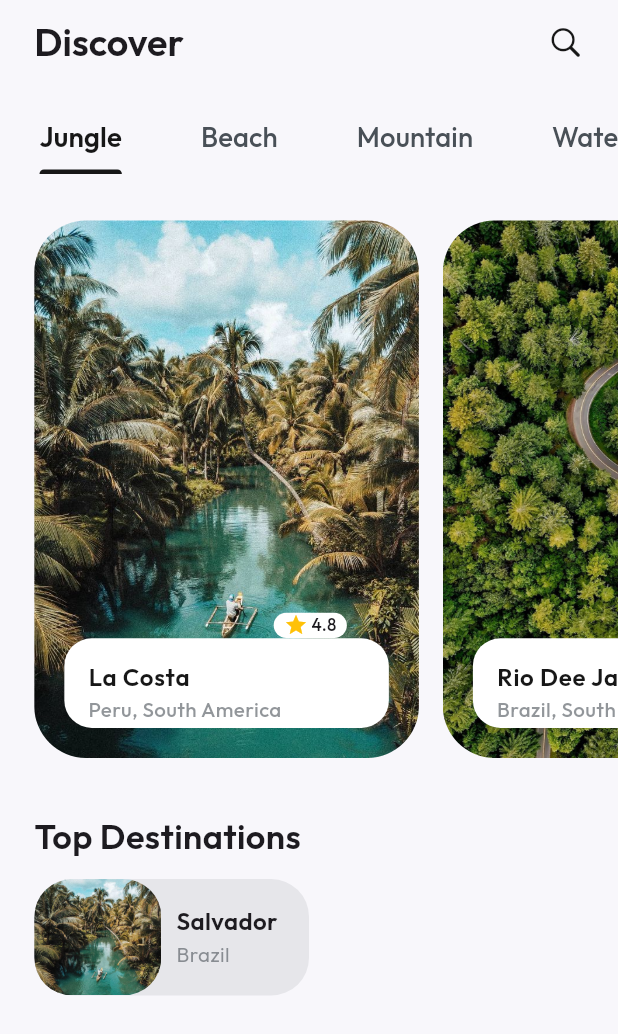
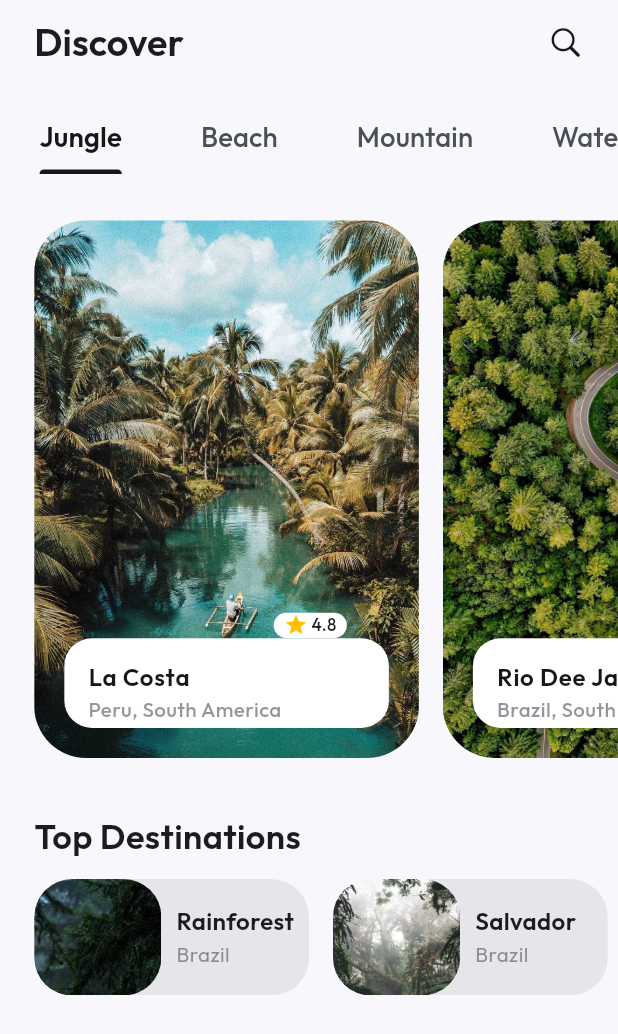
Before and after one commit to ShahzainAhmed/TravelLens, a Flutter app: the screen it shows after launch, after a tap on "Go", on a phone screen of 412 x 824 dp. Shown: the top 1034 px of the screen. Run offline on Flutter 3.47's test engine with Material 3 defaults, Android fonts, the phone set to English and light mode, and no system bars; our stand-ins replace animate_do, bounce, flutter_screenutil, get, google_fonts, like_button.

Commit message:
Added animation on Onboarding screen

```diff
--- a/lib/models/tile_model.dart
+++ b/lib/models/tile_model.dart
@@ -27,4 +27,28 @@ List tileModelList = [
     rating: "4.7",
     image: AppAssets.kPicture2,
   ),
+  TileModel(
+    title: "Redeemer",
+    subtitle: "Brazil, South America",
+    rating: "4.7",
+    image: AppAssets.kPicture4,
+  ),
+  TileModel(
+    title: "Sugarloaf Mountain",
+    subtitle: "Brazil, South America",
+    rating: "4.7",
+    image: AppAssets.kPicture5,
+  ),
+  TileModel(
+    title: "Salvador",
+    subtitle: "Brazil, South America",
+    rating: "4.7",
+    image: AppAssets.kPicture3,
+  ),
+  TileModel(
+    title: "Rainforest",
+    subtitle: "Brazil, South America",
+    rating: "4.7",
+    image: AppAssets.kPicture6,
+  ),
 ];
--- a/lib/resources/app_assets.dart
+++ b/lib/resources/app_assets.dart
@@ -2,4 +2,8 @@ class AppAssets {
   static const kOnboarding = 'assets/onboarding.jpg';
   static const kPicture1 = 'assets/picture1.jpg';
   static const kPicture2 = 'assets/picture2.jpg';
+  static const kPicture3 = 'assets/picture3.jpg';
+  static const kPicture4 = 'assets/picture4.jpg';
+  static const kPicture5 = 'assets/picture5.jpg';
+  static const kPicture6 = 'assets/picture6.jpg';
 }
--- a/lib/views/home/home_screen.dart
+++ b/lib/views/home/home_screen.dart
@@ -43,6 +43,7 @@ class HomeScreen extends StatelessWidget {
               height: 300.h,
               width: Get.width,
               child: ListView.separated(
+                physics: const BouncingScrollPhysics(),
                 padding: EdgeInsets.symmetric(horizontal: 20.w),
                 separatorBuilder: (context, index) => SizedBox(width: 14.w),
                 scrollDirection: Axis.horizontal,
@@ -64,7 +65,21 @@ class HomeScreen extends StatelessWidget {
               ),
             ),
             SizedBox(height: 10.h),
-            const SmallTiles(),
+            SizedBox(
+              height: 65.h,
+              width: Get.width,
+              child: ListView.separated(
+                physics: const BouncingScrollPhysics(),
+                padding: EdgeInsets.symmetric(horizontal: 20.w),
+                scrollDirection: Axis.horizontal,
+                separatorBuilder: (context, index) => SizedBox(width: 14.w),
+                itemBuilder: (context, index) {
+                  return SmallTiles(
+                      tileModel: tileModelList.reversed.toList()[index]);
+                },
+                itemCount: tileModelList.length,
+              ),
+            ),
           ],
         ),
       ),
--- a/lib/views/home/widgets/small_tiles.dart
+++ b/lib/views/home/widgets/small_tiles.dart
@@ -10,13 +10,12 @@ import 'package:travel_lens/views/home/widgets/tabbar_widget.dart';
 import 'package:travel_lens/views/home/widgets/tiles.dart';
 
 class SmallTiles extends StatelessWidget {
-  const SmallTiles({super.key});
+  final TileModel tileModel;
+  const SmallTiles({super.key, required this.tileModel});
 
   @override
   Widget build(BuildContext context) {
-    return Padding(
-      padding: EdgeInsets.symmetric(horizontal: 20.w),
-      child: Container(
+    return Container(
       height: 65.h,
       width: 160.w,
       decoration: BoxDecoration(
@@ -28,29 +27,31 @@ class SmallTiles extends StatelessWidget {
           ClipRRect(
             borderRadius: BorderRadius.circular(22.r),
             child: Image.asset(
-                AppAssets.kPicture1,
+              tileModel.image,
               fit: BoxFit.cover,
               width: 74.w,
             ),
           ),
           const SizedBox(width: 10),
-            Column(
+          Expanded(
+            child: Column(
               mainAxisAlignment: MainAxisAlignment.center,
               crossAxisAlignment: CrossAxisAlignment.start,
               children: [
                 Text(
-                  "Salvador",
+                  tileModel.title,
                   style: AppTypography.kBold14,
                 ),
                 Text(
                   "Brazil",
                   style: AppTypography.kLight12.copyWith(
-                      color: AppColors.kDarkGreyColor.withOpacity(0.6)),
-                )
-              ],
+                    color: AppColors.kDarkGreyColor.withOpacity(0.6),
+                  ),
                 ),
               ],
             ),
+          )
+        ],
       ),
     );
   }
--- a/lib/views/onboarding/onboarding_screen.dart
+++ b/lib/views/onboarding/onboarding_screen.dart
@@ -1,4 +1,5 @@
-import 'package:bounce/bounce.dart';
+import 'package:animate_do/animate_do.dart';
+import 'package:bounce/bounce.dart' as BounceButton;
 import 'package:flutter/material.dart';
 import 'package:flutter_screenutil/flutter_screenutil.dart';
 import 'package:get/get.dart';
@@ -13,7 +14,6 @@ class OnboardingScreen extends StatelessWidget {
   @override
   Widget build(BuildContext context) {
     return Scaffold(
-      backgroundColor: AppColors.kOrangeColor,
       body: Container(
         height: Get.height,
         width: Get.width,
@@ -29,21 +29,32 @@ class OnboardingScreen extends StatelessWidget {
             mainAxisAlignment: MainAxisAlignment.start,
             crossAxisAlignment: CrossAxisAlignment.center,
             children: [
-              Text(
+              BounceInDown(
+                controller: (controller) => controller = controller,
+                delay: const Duration(milliseconds: 400),
+                child: Text(
                   "Explore Your \nFavorite Journey",
                   style: AppTypography.kExtraBold30.copyWith(
                       color: AppColors.kWhiteColor, height: 0, wordSpacing: 0),
                   textAlign: TextAlign.center,
                 ),
+              ),
               SizedBox(height: 12.h),
-              Text(
+              BounceInDown(
+                controller: (controller) => controller = controller,
+                delay: const Duration(milliseconds: 500),
+                child: Text(
                   "Let's Make Our Life Better",
                   style: AppTypography.kMedium16.copyWith(
                       color: AppColors.kWhiteColor, height: 0, wordSpacing: 0),
                   textAlign: TextAlign.center,
                 ),
+              ),
               const Spacer(),
-              Container(
+              FadeInDownBig(
+                controller: (controller) => controller = controller,
+                delay: const Duration(milliseconds: 300),
+                child: Container(
                   height: 160.h,
                   width: 85.w,
                   decoration: BoxDecoration(
@@ -62,20 +73,29 @@ class OnboardingScreen extends StatelessWidget {
                     child: Column(
                       mainAxisAlignment: MainAxisAlignment.spaceBetween,
                       children: [
-                      Icon(
+                        BounceInDown(
+                          controller: (controller) => controller = controller,
+                          delay: const Duration(milliseconds: 900),
+                          child: Icon(
                             Icons.keyboard_double_arrow_up_sharp,
                             size: 50,
                             color: AppColors.kWhiteColor.withOpacity(0.9),
                           ),
-                      Bounce(
+                        ),
+                        BounceButton.Bounce(
                           onTap: () => Get.toNamed(AppRoutes.homescreen),
+                          child: BounceInDown(
+                            controller: (controller) => controller = controller,
+                            delay: const Duration(milliseconds: 1000),
                             child: CircleAvatar(
                               radius: 36.r,
                               backgroundColor: AppColors.kWhiteColor,
                               child: Text("Go", style: AppTypography.kMedium22),
                             ),
+                          ),
                         )
                       ],
+                    ),
                   ),
                 ),
               ),
```
Also changed, not shown: assets/picture3.jpg (added), assets/picture4.jpg (added), assets/picture5.jpg (added), assets/picture6.jpg (added), 30 other files. Lines whose indentation alone changed are shown as unchanged.
